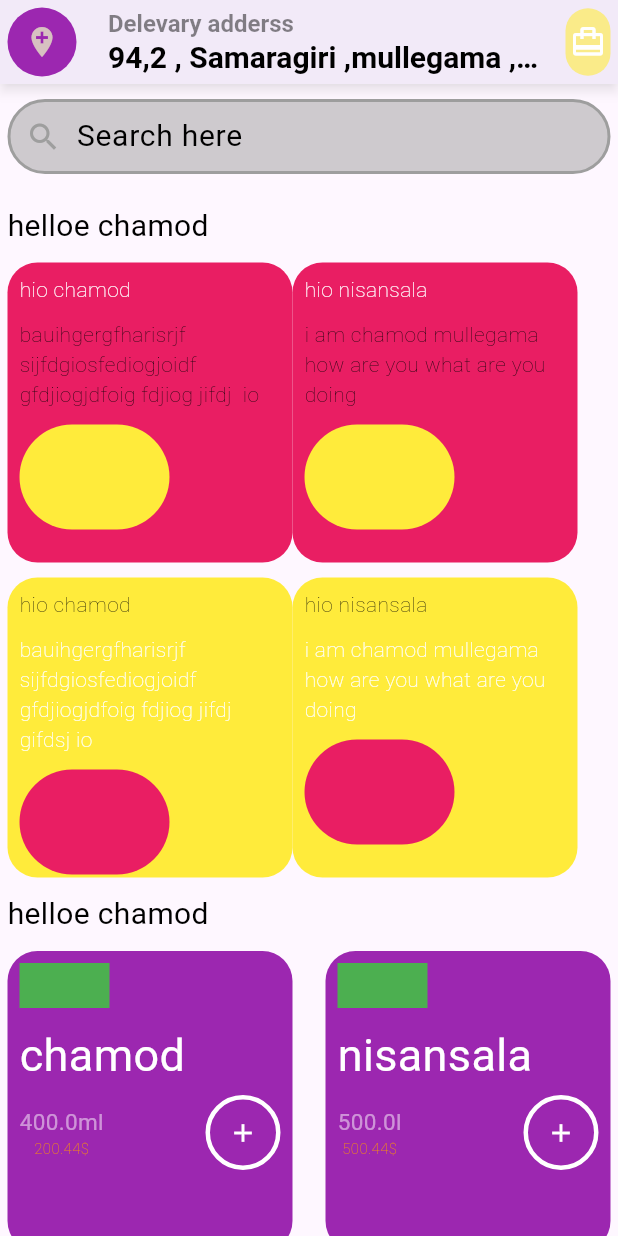
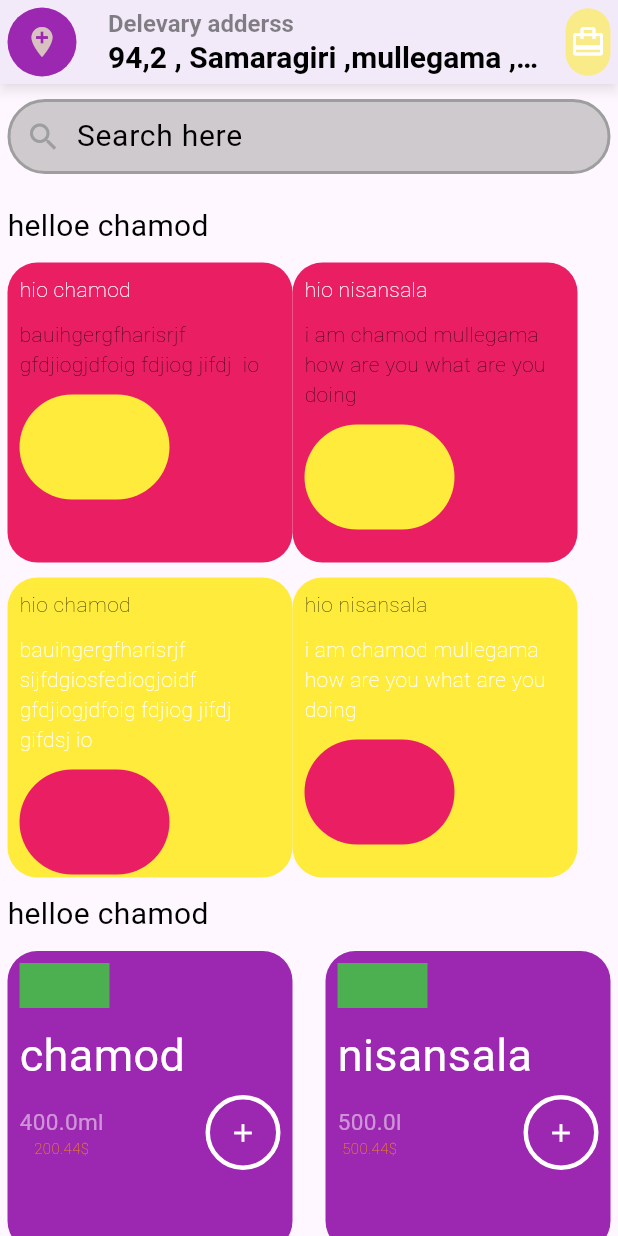
Before and after one commit to ChamodMullegama/CartApp, a Flutter app: the HomePage screen opened directly, on a phone screen of 412 x 824 dp. Run offline on Flutter 3.47's test engine with Material 3 defaults, Android fonts, the phone set to English and light mode, and no system bars.

Commit message:
Update home_page.dart

```diff
--- a/lib/pages/home_page/home_page.dart
+++ b/lib/pages/home_page/home_page.dart
@@ -43,7 +43,7 @@ class HomePage extends StatelessWidget {
                   productCart(
                     tittel: "hio chamod",
                     titelColor: Colors.white,
-                    description: "bauihgergfharisrjf sijfdgiosfediogjoidf gfdjiogjdfoig fdjiog jifdj  io",
+                    description: "bauihgergfharisrjf  gfdjiogjdfoig fdjiog jifdj  io",
                     descriptionColor: Colors.black,
                     mnainBoxColor: Colors.pink,
                     smallBoxColor: Colors.yellow,
```
